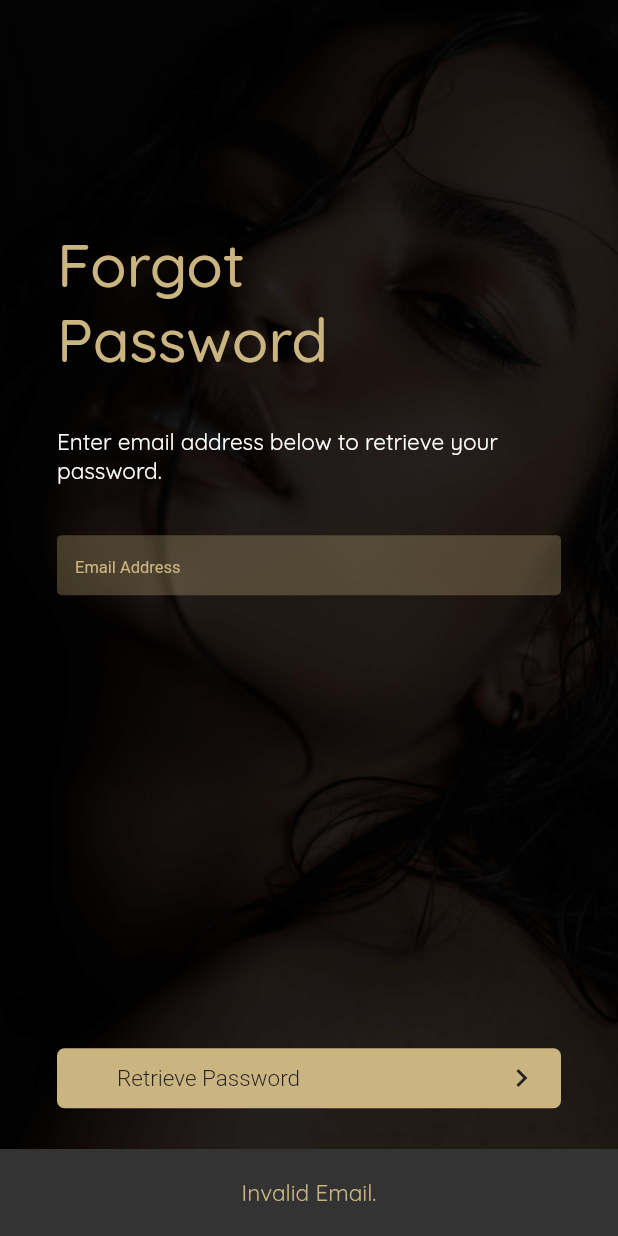
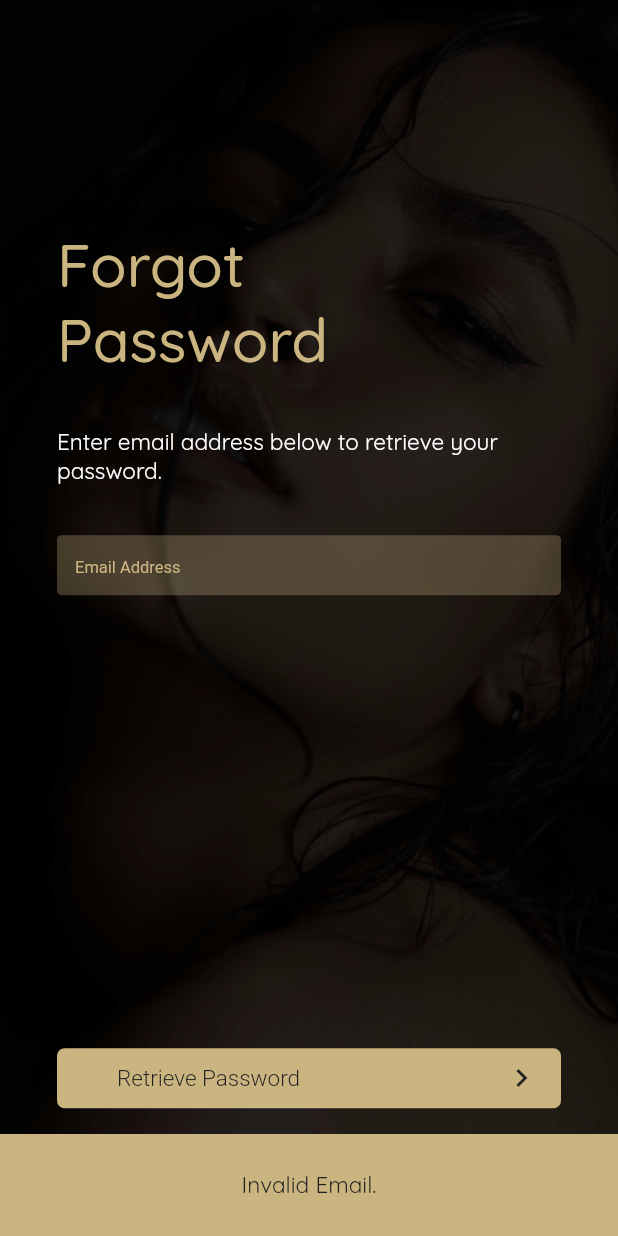
Before and after one commit to grantconsent/Seychelles, a Flutter app: the ForgotPassword screen opened directly, after a tap on "Retrieve Password", on a phone screen of 412 x 824 dp. Run offline on Flutter 3.47's test engine with Material 2 defaults, Android fonts, the phone set to English and light mode, and no system bars; our stand-ins replace cloud_firestore, contacts_service, email_validator, firebase_auth, google_fonts, image_picker and 1 more; missing offline and left inert: mailer; accounts and stored records are empty.

Commit message:
Customized snack bar for more contrast Added loader to sign in. Added custom messages for sign in error types.

```diff
--- a/lib/utilities/custom_widgets.dart
+++ b/lib/utilities/custom_widgets.dart
@@ -351,15 +351,16 @@ class _CustomTextFormFieldState extends State<CustomTextFormField> {
 
 SnackBar customSnackBar({String message, int durationInSeconds}) {
   return SnackBar(
+          backgroundColor: kButtonColor,
     behavior: SnackBarBehavior.fixed,
     duration: Duration(seconds: durationInSeconds ?? 2),
     content: Container(
-      padding: EdgeInsets.fromLTRB(20, 5, 20, 5),
+      padding: EdgeInsets.fromLTRB(10, 4, 10, 5),
       alignment: Alignment.center,
-      height: 30,
+      height: 40,
       child: Text(
         message ?? "",
-        style: kBody1TextStyle,
+        style: kBody1TextStyle.copyWith(color: kBackgroundColor),
       ),
     ),
   );
```
Also changed, not shown: lib/screens/sign_in.dart (+36 -3 lines), lib/screens/sign_up.dart (+4 -5 lines).
